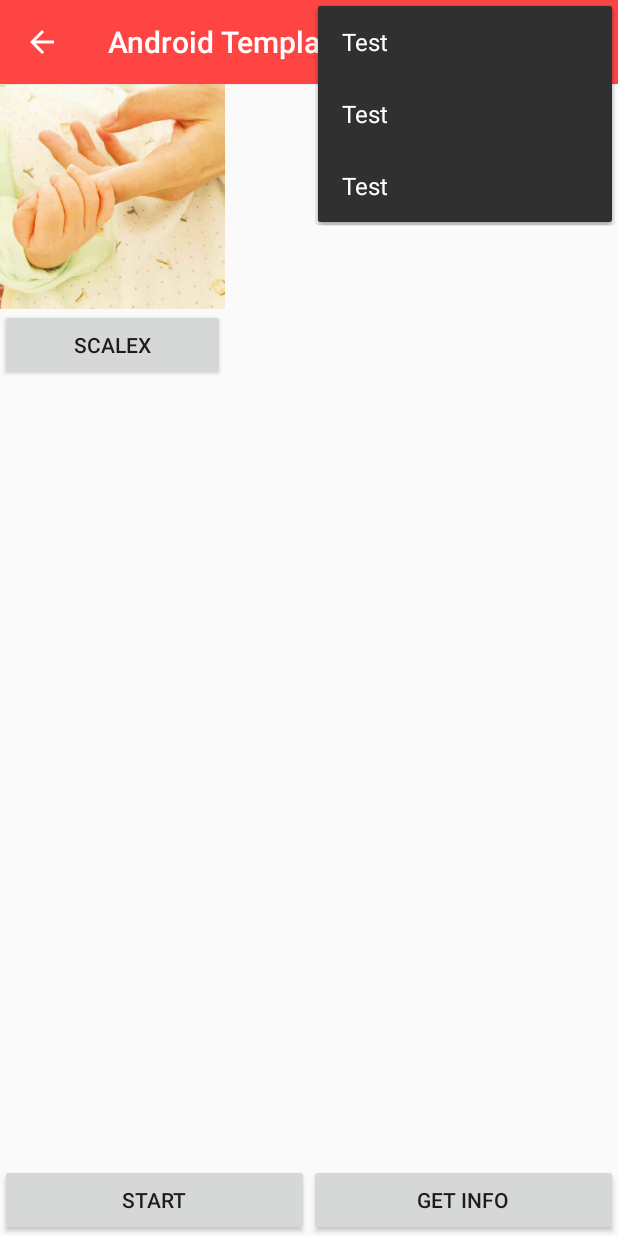
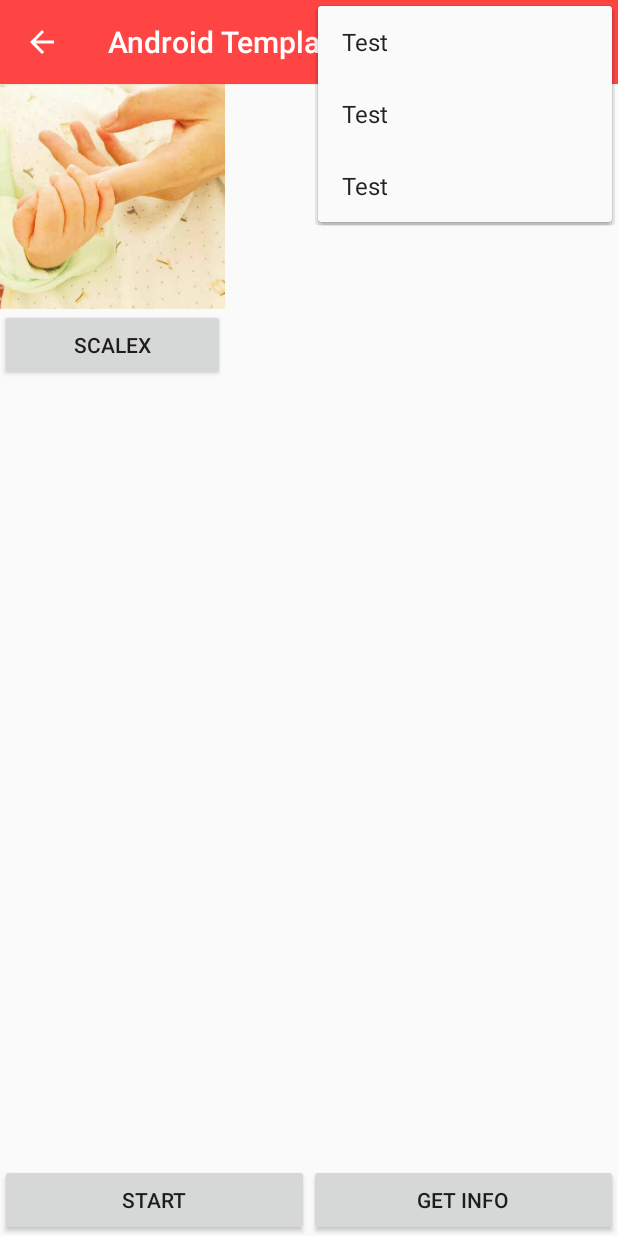
Before and after one commit to iztou/AndroidTemplate, an Android app: the AnimationActivity screen opened directly, with no data from a screen before it, with the options menu open, on a phone screen of 412 x 824 dp. Run offline under Robolectric (Android 15) with nearby library versions, the phone set to English and light mode, and no system bars; our stand-ins replace ButterKnife; libraries missing offline, so code that uses them is left out: com.facebook.drawee, com.norbsoft.typefacehelper; Roboto replaces fonts that are not available here; 2 statements that could not run were skipped.

Commit message:
set toolbar menu background

```diff
--- a/app/src/main/res/layout/activity_base.xml
+++ b/app/src/main/res/layout/activity_base.xml
@@ -9,6 +9,7 @@
         android:layout_width="match_parent"
         android:layout_height="?attr/actionBarSize"
         android:elevation="@dimen/dp1"
+        app:popupTheme="@style/ThemeOverlay.AppCompat.Light"
         app:theme="@style/ThemeOverlay.AppCompat.Dark.ActionBar"
         android:background="@android:color/holo_red_light"/>
 
```
